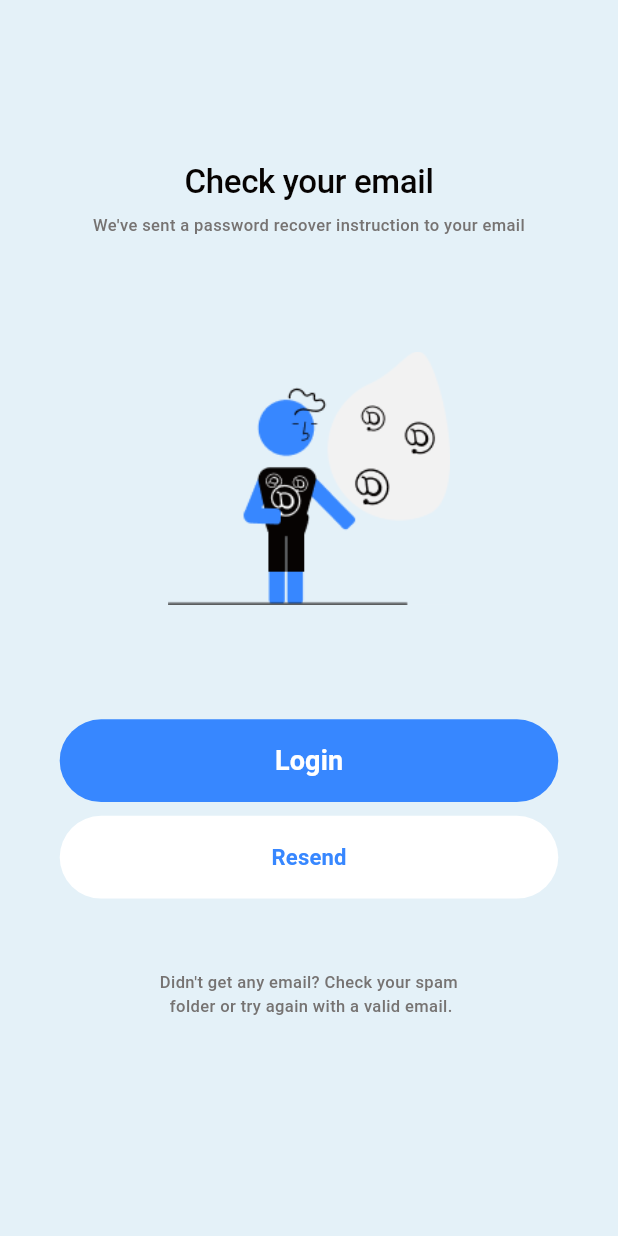
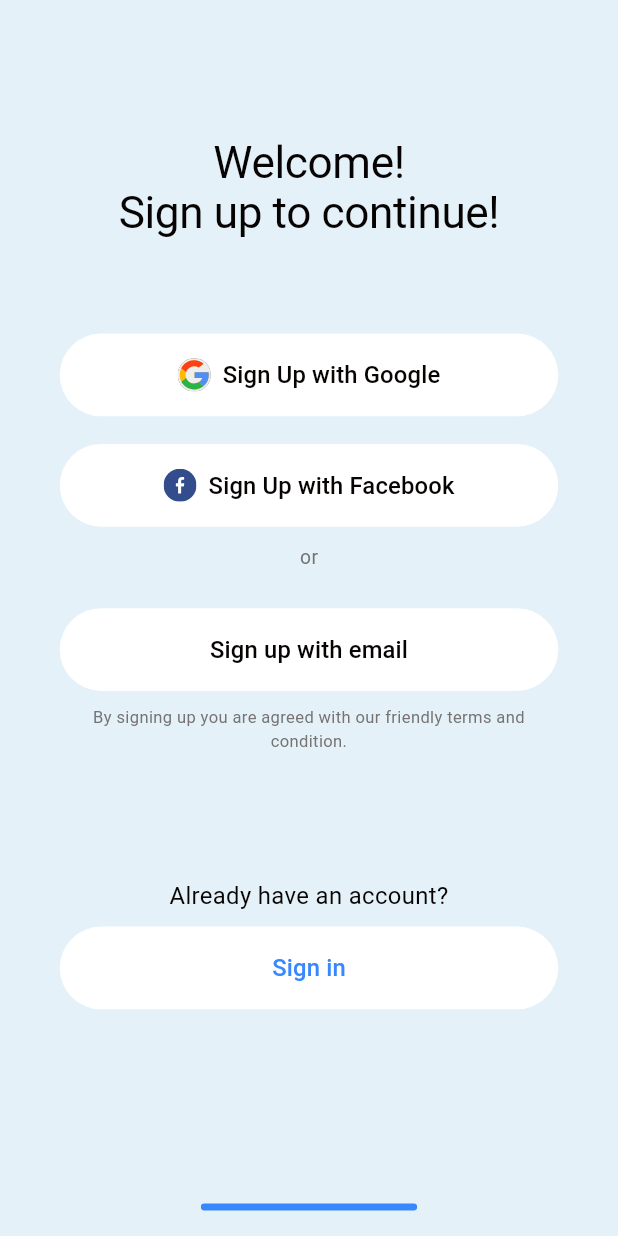
Before and after one commit to Syed-Ameen-Gillani/NTS-PSC-App, a Flutter app: the screen it shows after launch, on a phone screen of 412 x 824 dp. Run offline on Flutter 3.47's test engine with Material 3 defaults, Android fonts, the phone set to English and light mode, and no system bars; our stand-ins replace flutter_riverpod, flutter_screenutil, flutter_svg, go_router; Roboto replaces fonts that are missing (DM Sans).

Commit message:
signup screens added

````diff
--- a/lib/features/auth/presentation/pages/account_created_success_screen.dart
+++ b/lib/features/auth/presentation/pages/account_created_success_screen.dart
@@ -67,7 +67,7 @@ class AccountCreatedSuccessScreen extends StatelessWidget {
                   ),
                 ),
 
-                // Spacing before button
+
                 SizedBox(height: 35.08.h),
 
                 //  Sign In Button
--- a/lib/features/auth/presentation/pages/check_email_screen.dart
+++ b/lib/features/auth/presentation/pages/check_email_screen.dart
@@ -1,5 +1,3 @@
-// lib/features/authentication/presentation/screens/check_email_screen.dart
-
 import 'package:flutter/material.dart';
 import 'package:flutter_screenutil/flutter_screenutil.dart';
 import 'package:go_router/go_router.dart';
@@ -7,6 +5,7 @@ import 'package:nts_psc_app/core/constants/app_assets.dart';
 import 'package:nts_psc_app/core/theme/app_colors.dart';
 import 'package:nts_psc_app/core/theme/app_text_styles.dart';
 import 'package:nts_psc_app/presentation/widgets/custom_button.dart';
+import 'package:nts_psc_app/presentation/widgets/home_indicator.dart';
 
 class CheckEmailScreen extends StatelessWidget {
   const CheckEmailScreen({super.key});
@@ -17,10 +16,12 @@ class CheckEmailScreen extends StatelessWidget {
     final Color primaryColor = AppColors.primary;
     final Color titleColor = AppColors.onBackground;
     final Color greyColor = AppColors.grey500;
+    final Color screenBackground = AppColors.surfaceVariant;
 
     return Scaffold(
-      backgroundColor: AppColors.surfaceVariant,
+      backgroundColor: screenBackground,
       body: SafeArea(
+        bottom: false, //allow indicator to extend to bottom edge
         child: Padding(
           padding: EdgeInsets.symmetric(horizontal: 40.w), // Global padding
           child: Column(
@@ -67,7 +68,7 @@ class CheckEmailScreen extends StatelessWidget {
               CustomButton(
                 text: 'Login',
                 onPressed: () {
-                  //context.go('/login');
+                  //('/login');
                 },
                 height: 60.h,
               ),
@@ -122,6 +123,14 @@ class CheckEmailScreen extends StatelessWidget {
           ),
         ),
       ),
+      // Home Indicator at the bottom
+      bottomNavigationBar: HomeIndicator(
+        color: AppColors.primary,
+        backgroundColor: screenBackground,
+        containerHeight: 34.h, // Responsive height using ScreenUtil
+        height: 5.h, // Responsive indicator bar height
+        bottomPadding: 8.h, // Responsive bottom padding
+      ),
     );
   }
 }
--- a/lib/features/auth/presentation/pages/forgot_password_email_screen.dart
+++ b/lib/features/auth/presentation/pages/forgot_password_email_screen.dart
@@ -1,12 +1,10 @@
-// lib/features/authentication/presentation/screens/forgot_password_email_screen.dart
-
 import 'package:flutter/material.dart';
 import 'package:flutter_screenutil/flutter_screenutil.dart';
 import 'package:go_router/go_router.dart';
 import 'package:nts_psc_app/core/theme/app_colors.dart';
-import 'package:nts_psc_app/presentation/widgets/botton_indicator.dart';
 import 'package:nts_psc_app/presentation/widgets/custom_button.dart';
 import 'package:nts_psc_app/presentation/widgets/custom_text_field.dart';
+import 'package:nts_psc_app/presentation/widgets/home_indicator.dart';
 
 class ForgotPasswordEmailScreen extends StatelessWidget {
   const ForgotPasswordEmailScreen({super.key});
@@ -54,10 +52,13 @@ class ForgotPasswordEmailScreen extends StatelessWidget {
         elevation: 0,
         leading: IconButton(
           icon: const Icon(Icons.arrow_back_ios, color: Colors.black),
-          onPressed: () {}, // Go back
+          onPressed: () {
+            context.pop(); // Go back using GoRouter
+          },
         ),
       ),
       body: SafeArea(
+        bottom: false, // Important: Allow indicator to extend to bottom edge
         child: SingleChildScrollView(
           padding: EdgeInsets.symmetric(horizontal: 24.w),
           child: Column(
@@ -105,6 +106,18 @@ class ForgotPasswordEmailScreen extends StatelessWidget {
           ),
         ),
       ),
+      // Home Indicator at the bottom
+      bottomNavigationBar: HomeIndicator(
+        color: AppColors.primary, // Use your app's primary color
+        backgroundColor: screenBackground, // Match screen background
+        containerHeight: 34.h, // Responsive height using ScreenUtil
+        height: 5.h, // Responsive indicator bar height
+        bottomPadding: 8.h, // Responsive bottom padding
+        topBorder: BorderSide(
+          color: Colors.grey.withOpacity(0.2), // Subtle separator
+          width: 1,
+        ),
+      ),
     );
   }
 }
--- a/lib/features/auth/presentation/pages/signup_details_screen.dart
+++ b/lib/features/auth/presentation/pages/signup_details_screen.dart
@@ -3,7 +3,7 @@ import 'package:flutter_screenutil/flutter_screenutil.dart';
 import 'package:go_router/go_router.dart';
 import 'package:nts_psc_app/core/theme/app_colors.dart';
 import 'package:nts_psc_app/features/auth/presentation/widgets/auth_title_subtitle.dart';
-import 'package:nts_psc_app/presentation/widgets/botton_indicator.dart';
+import 'package:nts_psc_app/presentation/widgets/home_indicator.dart';
 import 'package:nts_psc_app/presentation/widgets/custom_button.dart';
 import 'package:nts_psc_app/presentation/widgets/custom_text_field.dart';
 
@@ -24,10 +24,13 @@ class SignupDetailsScreen extends StatelessWidget {
           icon: const Icon(Icons.arrow_back_ios, color: Colors.black),
           onPressed: () {
             // back to the previous screen
+            context.pop();
           },
         ),
       ),
       body: SafeArea(
+        bottom:
+            false, // Allow indicator to extend to the bottom edge
         child: SingleChildScrollView(
           padding: EdgeInsets.symmetric(horizontal: 24.w),
           child: Column(
@@ -57,13 +60,10 @@ class SignupDetailsScreen extends StatelessWidget {
               ),
 
               SizedBox(height: 13.h),
-              _buildValidationError(
-                context,
-                'please enter valid email',
-              ),
+              _buildValidationError(context, 'please enter valid email'),
 
               SizedBox(height: 14.h),
-              //Password Field (with required validation)
+
               const CustomTextFormField(
                 hintText: 'password',
                 isPassword: true,
@@ -75,7 +75,7 @@ class SignupDetailsScreen extends StatelessWidget {
               _buildValidationError(
                 context,
                 'Must contain 8 character',
-              ), // Inline error message
+              ),
 
               SizedBox(height: 14.h),
               // Confirm Password Field (with required validation)
@@ -84,13 +84,9 @@ class SignupDetailsScreen extends StatelessWidget {
                 isPassword: true,
                 prefixIcon: Icons.lock_outline,
                 fillColor: AppColors.background,
-
               ),
               SizedBox(height: 13.h),
-              _buildValidationError(
-                context,
-                'Must match both password',
-              ),
+              _buildValidationError(context, 'Must match both password'),
 
               SizedBox(height: 76.h),
 
@@ -104,16 +100,18 @@ class SignupDetailsScreen extends StatelessWidget {
               ),
 
               SizedBox(height: 76.h), // Bottom buffer
-
-              // Positioned(
-              //   bottom: 8.h, // Position just above the bottom edge/system navigation bar
-              //   left: 0,
-              //   right: 0,
-              //   child: const AuthBottomIndicator(),
-              // ),
             ],
           ),
         ),
+      ),
+
+      // Home Indicator at the bottom
+      bottomNavigationBar: HomeIndicator(
+        color: AppColors.primary,
+        backgroundColor: screenBackground,
+        containerHeight: 34.h, // Responsive height using ScreenUtil
+        height: 5.h, // Responsive indicator bar height
+        bottomPadding: 8.h, // Responsive bottom padding
       ),
     );
   }
--- /dev/null
+++ b/lib/features/auth/presentation/pages/signup_method_selection_screen.dart
@@ -0,0 +1,176 @@
+import 'package:flutter/material.dart';
+import 'package:flutter_screenutil/flutter_screenutil.dart';
+import 'package:go_router/go_router.dart';
+import 'package:nts_psc_app/core/constants/app_assets.dart';
+import 'package:nts_psc_app/core/theme/app_colors.dart';
+import 'package:nts_psc_app/core/theme/app_text_styles.dart';
+import 'package:nts_psc_app/features/auth/presentation/widgets/auth_social_button.dart';
+import 'package:nts_psc_app/presentation/widgets/home_indicator.dart';
+
+class SignupMethodSelectionScreen extends StatelessWidget {
+  const SignupMethodSelectionScreen({super.key});
+
+  // --- Helper Function: Primary Method Button (White with Blue Text) ---
+  Widget _buildPrimaryMethodButton(
+    BuildContext context,
+    String text,
+    VoidCallback onPressed,
+  ) {
+    final Color primaryColor = Theme.of(context).colorScheme.primary;
+
+    return SizedBox(
+      width: double.infinity,
+      height: 60.h,
+      child: ElevatedButton(
+        onPressed: onPressed,
+        style: ElevatedButton.styleFrom(
+          backgroundColor: Colors.white,
+          foregroundColor: primaryColor,
+          side: BorderSide.none,
+          shape: RoundedRectangleBorder(
+            borderRadius: BorderRadius.circular(50.r),
+          ),
+          elevation: 0,
+        ),
+        child: Text(
+          text,
+          style: TextStyle(
+            fontSize: 17.28.sp,
+            fontWeight: FontWeight.w500,
+            color: Color(0xFF060302),
+          ),
+        ),
+      ),
+    );
+  }
+
+
+  @override
+  Widget build(BuildContext context) {
+    final Color screenBackground = AppColors.surfaceVariant;
+    final Color primaryColor = Theme.of(context).colorScheme.primary;
+    final Color textColor = AppColors.onBackground;
+
+    return Scaffold(
+      backgroundColor: screenBackground,
+      body: SafeArea(
+        bottom: false, // Allow indicator to extend to bottom
+        child: SingleChildScrollView(
+          padding: EdgeInsets.symmetric(horizontal: 40.w),
+          child: Column(
+            crossAxisAlignment: CrossAxisAlignment.stretch,
+            children: [
+              SizedBox(height: 100.h),
+
+              Text(
+                'Welcome!\nSign up to continue!',
+                textAlign: TextAlign.center,
+                style: Theme.of(context).textTheme.displayLarge!.copyWith(
+                  fontSize: 32.sp,
+                  color: textColor,
+                ),
+              ),
+
+              SizedBox(height: 70.h),
+
+
+              AuthSocialButton(
+                text: 'Sign Up with Google',
+                iconAsset: AppAssets.googleIcon,
+                onPressed: () {},
+              ),
+              SizedBox(height: 20.05.h),
+
+              AuthSocialButton(
+                text: 'Sign Up with Facebook',
+                iconAsset: AppAssets.facebookIcon,
+                onPressed: () {},
+              ),
+
+              SizedBox(height: 11.5.h),
+
+
+              Center(
+                child: Text(
+                  'or',
+                  style: TextStyle(color: AppColors.grey500, fontSize: 14.sp),
+                ),
+              ),
+
+              SizedBox(height: 28.h),
+
+              // Sign Up with Email Button (Helper Function)
+              _buildPrimaryMethodButton(context, 'Sign up with email', () {
+                context.go(
+                  '/signup/details',
+                ); // Navigate to the detailed sign up form
+              }),
+
+              SizedBox(height: 10.h),
+
+              //Terms Footnote
+              Text(
+                'By signing up you are agreed with our friendly terms and condition.',
+                textAlign: TextAlign.center,
+                style: TextStyle(color: AppColors.grey500, fontSize: 12.sp),
+              ),
+
+              SizedBox(height: 91.h),
+
+              //Already have an account? Sign In Link
+              Text(
+                'Already have an account?',
+                textAlign: TextAlign.center,
+                style: TextStyle(
+                  color: AppColors.onBackground,
+                  fontSize: 17.28.sp,
+                  fontWeight: FontWeight.w400,
+                ),
+              ),
+
+              SizedBox(height: 10.h),
+
+              // Sign In ButtonWhite button with blue text, matching Figma
+              SizedBox(
+                width: double.infinity,
+                height: 60.h,
+                child: ElevatedButton(
+                  onPressed: () {
+                    //context.go('/login');
+                  },
+                  style: ElevatedButton.styleFrom(
+                    backgroundColor: Colors.white,
+                    foregroundColor: primaryColor,
+                    side: BorderSide.none,
+                    shape: RoundedRectangleBorder(
+                      borderRadius: BorderRadius.circular(50.r),
+                    ),
+                    elevation: 0,
+                  ),
+                  child: Text(
+                    'Sign in',
+                    style: TextStyle(
+                      color: primaryColor,
+                      fontSize: 17.28.sp,
+                      fontWeight: FontWeight.w500,
+                    ),
+                  ),
+                ),
+              ),
+
+              SizedBox(height: 32.h),
+            ],
+          ),
+        ),
+      ),
+      // Home Indicator at the bottom
+      bottomNavigationBar: HomeIndicator(
+        color: AppColors.primary,
+        backgroundColor: screenBackground,
+        containerHeight: 34.h,
+        height: 5.h,
+        bottomPadding: 8.h,
+      ),
+    );
+  }
+}
--- /dev/null
+++ b/lib/features/auth/presentation/widgets/auth_social_button.dart
@@ -0,0 +1,63 @@
+import 'package:flutter/material.dart';
+import 'package:flutter_screenutil/flutter_screenutil.dart';
+import 'package:flutter_svg/flutter_svg.dart';
+import 'package:nts_psc_app/core/theme/app_colors.dart';
+import 'package:nts_psc_app/core/theme/app_text_styles.dart';
+
+class AuthSocialButton extends StatelessWidget {
+  final String text;
+  final String iconAsset;
+  final VoidCallback onPressed;
+
+  const AuthSocialButton({
+    super.key,
+    required this.text,
+    required this.iconAsset,
+    required this.onPressed,
+  });
+
+  @override
+  Widget build(BuildContext context) {
+    // Define styles based on the Login screen design (White background, light border)
+    final Color textColor = AppColors.onBackground;
+    final Color borderColor = AppColors.grey300;
+
+    return SizedBox(
+       width: double.infinity,
+      height: 60.h, // Fixed height from Login screen implementation
+
+      child: OutlinedButton(
+        // Use OutlinedButton for structure, customize appearance
+        onPressed: onPressed,
+        style: OutlinedButton.styleFrom(
+          // Ensure button matches the white background and gray border of the design
+          backgroundColor: Colors.white,
+          foregroundColor: textColor,
+          side: BorderSide.none,
+          shape: RoundedRectangleBorder(
+            borderRadius: BorderRadius.circular(50.r), // Pill shape
+          ),
+          padding: EdgeInsets.symmetric(vertical: 10.h, horizontal: 16.w),
+          elevation: 0,
+        ),
+        child: Row(
+          mainAxisAlignment: MainAxisAlignment.center,
+          children: [
+            // Use SvgPicture if your assets are SVGs (as inferred from your login page code)
+            SvgPicture.asset(iconAsset, height: 24.h),
+            SizedBox(width: 8.w),
+            Text(
+              text,
+              style: AppTextStyles.dmSans500med12.copyWith(
+                // Using dmSans500med17 as a base
+                color: textColor,
+                fontWeight: FontWeight.w500,
+                fontSize: 17.28.sp,
+              ),
+            ),
+          ],
+        ),
+      ),
+    );
+  }
+}
--- a/lib/main.dart
+++ b/lib/main.dart
@@ -10,6 +10,7 @@ import 'package:nts_psc_app/features/auth/presentation/pages/login_page.dart';
 import 'package:nts_psc_app/features/auth/presentation/pages/registration_success_modal.dart';
 import 'package:nts_psc_app/features/auth/presentation/pages/signup_create_account_screen.dart';
 import 'package:nts_psc_app/features/auth/presentation/pages/signup_details_screen.dart';
+import 'package:nts_psc_app/features/auth/presentation/pages/signup_method_selection_screen.dart';
 import 'package:nts_psc_app/features/onboarding/presentation/screens/onboarding_screen_1.dart';
 import 'package:nts_psc_app/features/onboarding/presentation/screens/onboarding_screen_2.dart';
 import 'package:nts_psc_app/features/onboarding/presentation/screens/onboarding_screen_3.dart';
@@ -73,7 +74,7 @@ class MyApp extends ConsumerWidget {
         );
       },
 
-      child: CheckEmailScreen(),
+      child: SignupMethodSelectionScreen(),
     );
   }
 }
--- /dev/null
+++ b/lib/presentation/widgets/home_indicator.dart
@@ -0,0 +1,207 @@
+import 'package:flutter/material.dart';
+
+/// A customizable home indicator widget that mimics iOS-style navigation bar
+///
+/// This widget creates a horizontal bar indicator typically placed at the bottom
+/// of the screen to indicate swipe-up gestures or navigation affordance.
+///
+/// Example usage:
+/// ```dart
+/// // Basic usage
+/// Scaffold(
+///   bottomNavigationBar: HomeIndicator(),
+/// )
+///
+/// // With customization
+/// Scaffold(
+///   bottomNavigationBar: HomeIndicator(
+///     color: Colors.blue,
+///     width: 120,
+///     height: 4,
+///     backgroundColor: Colors.white,
+///   ),
+/// )
+///
+/// // With gesture detection
+/// Scaffold(
+///   bottomNavigationBar: HomeIndicator(
+///     onSwipeUp: () {
+///       print('User swiped up!');
+///       // Navigate or perform action
+///     },
+///   ),
+/// )
+///
+/// // Adaptive for platform
+/// Scaffold(
+///   bottomNavigationBar: HomeIndicator.adaptive(),
+/// )
+///
+/// // Minimal style
+/// Scaffold(
+///   bottomNavigationBar: HomeIndicator.minimal(
+///     color: Colors.green,
+///   ),
+/// )
+/// ```
+class HomeIndicator extends StatelessWidget {
+  /// Color of the indicator bar
+  final Color color;
+
+  /// Width of the indicator bar
+  /// If null, defaults to 35% of screen width for responsive design
+  final double? width;
+
+  /// Height of the indicator bar itself
+  /// Default is 5.0
+  final double height;
+
+  /// Total height of the container that holds the indicator
+  /// This includes padding. Default is 34.0 (iOS standard)
+  final double containerHeight;
+
+  /// Background color of the entire indicator container
+
+  final Color? backgroundColor;
+
+  /// Padding below the indicator bar
+  final double bottomPadding;
+
+  /// Whether the indicator should be visible
+  ///for platform-specific or conditional display
+  /// Default is true
+  final bool visible;
+
+  /// Callback function triggered when user swipes up on the indicator
+  /// The gesture must have sufficient velocity (>300) to trigger
+  final VoidCallback? onSwipeUp;
+
+  /// Optional border displayed at the top of the container
+  /// Useful for separating content from the indicator
+  final BorderSide? topBorder;
+
+  /// Creates a customizable home indicator
+  const HomeIndicator({
+    Key? key,
+    this.color = const Color(0xFF8B5CF6),
+    this.width,
+    this.height = 5.0,
+    this.containerHeight = 34.0,
+    this.backgroundColor = Colors.white,
+    this.bottomPadding = 8.0,
+    this.visible = true,
+    this.onSwipeUp,
+    this.topBorder,
+  }) : super(key: key);
+
+  /// Creates a platform-adaptive home indicator
+  ///
+  /// This factory constructor can be extended to show/hide based on platform
+  /// Currently shows on all platforms but can be modified to detect iOS/Android
+  ///
+  /// Example:
+  /// ```dart
+  /// HomeIndicator.adaptive(
+  ///   color: Colors.blue,
+  ///   onSwipeUp: () => Navigator.pop(context),
+  /// )
+  /// ```
+  factory HomeIndicator.adaptive({
+    Color color = const Color(0xFF8B5CF6),
+    double? width,
+    double height = 5.0,
+    VoidCallback? onSwipeUp,
+  }) {
+    return HomeIndicator(
+      color: color,
+      width: width,
+      height: height,
+      onSwipeUp: onSwipeUp,
+      visible: true,
+    );
+  }
+
+  /// Creates a minimal home indicator without background container
+  ///
+  /// This style has a transparent background and minimal spacing,
+  /// suitable for overlaying on existing content
+  ///
+  /// Example:
+  /// ```dart
+  /// HomeIndicator.minimal(
+  ///   color: Colors.red,
+  ///   width: 100,
+  /// )
+  /// ```
+  factory HomeIndicator.minimal({
+    Color color = const Color(0xFF8B5CF6),
+    double? width,
+    double height = 5.0,
+  }) {
+    return HomeIndicator(
+      color: color,
+      width: width,
+      height: height,
+      backgroundColor: Colors.transparent,
+      containerHeight: height + 16,
+      topBorder: null,
+    );
+  }
+
+  @override
+  Widget build(BuildContext context) {
+    // Return empty widget if not visible
+    if (!visible) return const SizedBox.shrink();
+
+    // Calculate responsive width if not provided
+    final indicatorWidth = width ?? MediaQuery.of(context).size.width * 0.35;
+
+    // Build the indicator container
+    Widget indicator = Container(
+      height: containerHeight,
+      decoration: BoxDecoration(
+        color: backgroundColor,
+        border: topBorder != null ? Border(top: topBorder!) : null,
+      ),
+      child: Center(
+        child: Container(
+          width: indicatorWidth,
+          height: height,
+          margin: EdgeInsets.only(bottom: bottomPadding),
+          decoration: BoxDecoration(
+            color: color,
+            borderRadius: BorderRadius.circular(100),
+          ),
+        ),
+      ),
+    );
+
+    // Wrap with gesture detector if callback is provided
+    if (onSwipeUp != null) {
+      indicator = GestureDetector(
+        behavior: HitTestBehavior.translucent,
+        onVerticalDragEnd: (details) {
+          // Detect upward swipe with sufficient velocity
+          // if (details.primaryVelocity != null &&
+          //     details.primaryVelocity! < -300) {
+          //   onSwipeUp?.call();
+          // }
+        },
+        child: indicator,
+      );
+    }
+
+    return indicator;
+  }
+}
+
+/// Extension to easily add platform detection if needed
+extension HomeIndicatorPlatform on HomeIndicator {
+  /// Check if the current platform typically uses home indicators
+  ///
+  /// Returns true for iOS and false for Android/Web
+  static bool shouldShowOnPlatform(BuildContext context) {
+    final platform = Theme.of(context).platform;
+    return platform == TargetPlatform.iOS;
+  }
+}
````
